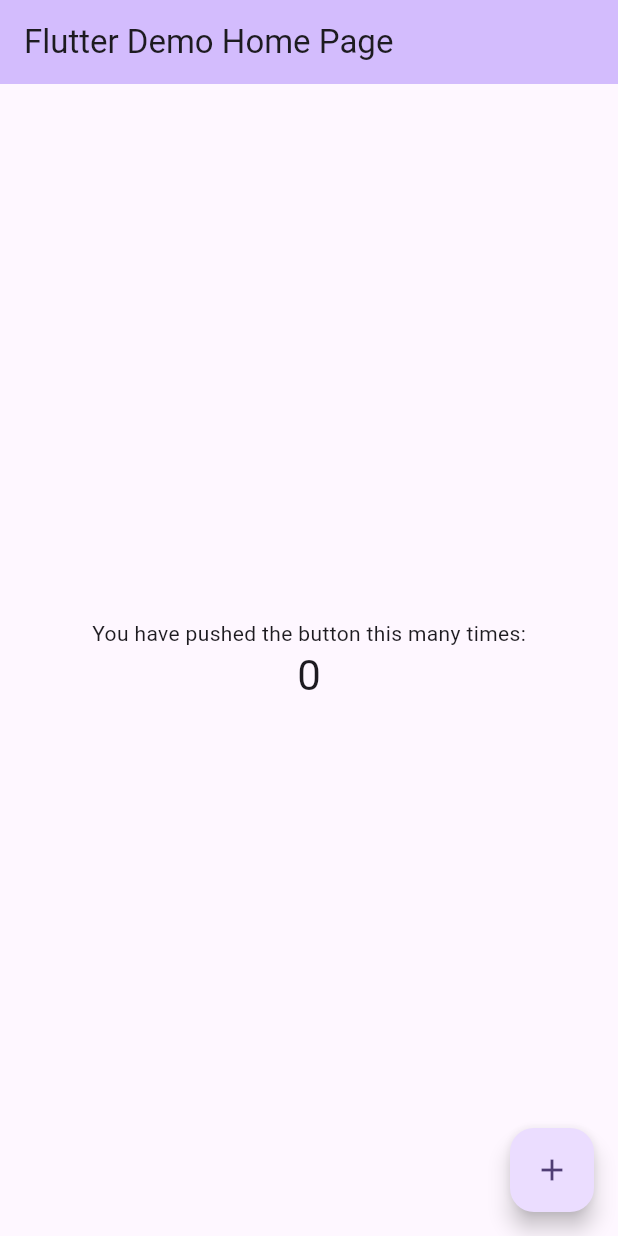
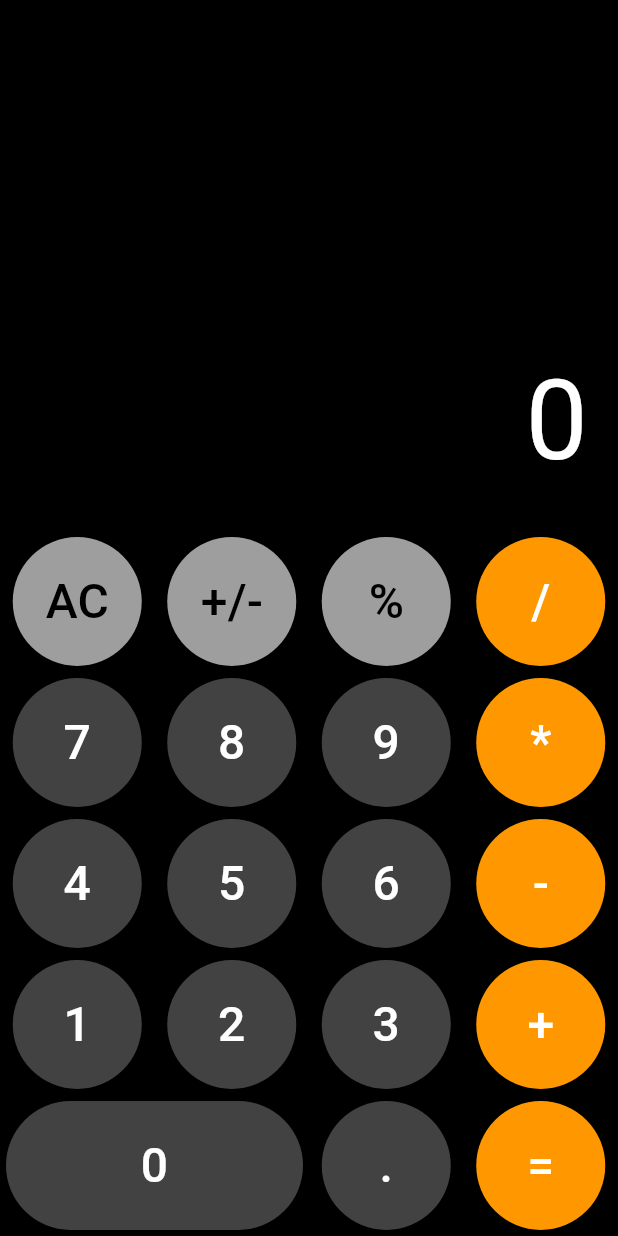
Before and after one commit to ddubrovskaya/calculator_flutter, a Flutter app: the screen it shows after launch, on a phone screen of 412 x 824 dp. Run offline on Flutter 3.47's test engine with Material 3 defaults, Android fonts, the light colour scheme and no system bars; our stand-ins replace flutter_bloc.

Commit message:
Created calculator: bloc

```diff
--- /dev/null
+++ b/lib/bloc/calculator_bloc.dart
@@ -0,0 +1,89 @@
+import 'package:flutter_bloc/flutter_bloc.dart';
+import 'calculator_event.dart';
+import 'calculator_state.dart';
+
+class CalculatorBloc extends Bloc<CalculatorEvent, CalculatorState> {
+  String _currentInput = '';
+  String _operator = '';
+  double _firstOperand = 0.0;
+  bool _isResultDisplayed = false;
+
+  CalculatorBloc() : super(CalculatorInitial('0')) {
+    on<NumberPressed>((event, emit) {
+      if (_isResultDisplayed) {
+        _currentInput = event.number;
+        _isResultDisplayed = false;
+      } else {
+        _currentInput += event.number;
+      }
+      emit(CalculatorInitial(_currentInput));
+    });
+
+    on<OperatorPressed>((event, emit) {
+      _firstOperand = double.tryParse(_currentInput) ?? 0.0;
+      _operator = event.operator;
+      _currentInput = '';
+      _isResultDisplayed = false;
+    });
+
+    on<CalculateResult>((event, emit) {
+      double secondOperand = double.tryParse(_currentInput) ?? 0.0;
+      double result = 0.0;
+
+      switch (_operator) {
+        case '+':
+          result = _firstOperand + secondOperand;
+          break;
+        case '-':
+          result = _firstOperand - secondOperand;
+          break;
+        case '*':
+          result = _firstOperand * secondOperand;
+          break;
+        case '/':
+          result = _firstOperand / secondOperand;
+          break;
+      }
+
+      String resultString =
+          result.toStringAsFixed(result.truncateToDouble() == result ? 0 : 2);
+
+      emit(CalculatorResult(resultString));
+      _currentInput = resultString;
+      _isResultDisplayed = true;
+    });
+
+    on<Clear>((event, emit) {
+      _currentInput = '';
+      _operator = '';
+      _firstOperand = 0.0;
+      _isResultDisplayed = false;
+      emit(CalculatorInitial('0'));
+    });
+
+    on<PercentagePressed>((event, emit) {
+      double value = double.tryParse(_currentInput) ?? 0.0;
+      value /= 100;
+      _currentInput = value.toString();
+      emit(CalculatorInitial(_currentInput));
+    });
+
+    on<NegatePressed>((event, emit) {
+      if (_currentInput.isNotEmpty) {
+        if (_currentInput.startsWith('-')) {
+          _currentInput = _currentInput.substring(1);
+        } else {
+          _currentInput = '-$_currentInput';
+        }
+        emit(CalculatorInitial(_currentInput));
+      }
+    });
+
+    on<DecimalPressed>((event, emit) {
+      if (!_currentInput.contains('.')) {
+        _currentInput += '.';
+        emit(CalculatorInitial(_currentInput));
+      }
+    });
+  }
+}
--- /dev/null
+++ b/lib/bloc/calculator_event.dart
@@ -0,0 +1,23 @@
+abstract class CalculatorEvent {}
+
+class NumberPressed extends CalculatorEvent {
+  final String number;
+
+  NumberPressed(this.number);
+}
+
+class OperatorPressed extends CalculatorEvent {
+  final String operator;
+
+  OperatorPressed(this.operator);
+}
+
+class CalculateResult extends CalculatorEvent {}
+
+class Clear extends CalculatorEvent {}
+
+class PercentagePressed extends CalculatorEvent {}
+
+class NegatePressed extends CalculatorEvent {}
+
+class DecimalPressed extends CalculatorEvent {}
--- /dev/null
+++ b/lib/bloc/calculator_state.dart
@@ -0,0 +1,13 @@
+abstract class CalculatorState {}
+
+class CalculatorInitial extends CalculatorState {
+  final String display;
+
+  CalculatorInitial(this.display);
+}
+
+class CalculatorResult extends CalculatorState {
+  final String result;
+
+  CalculatorResult(this.result);
+}
--- a/lib/main.dart
+++ b/lib/main.dart
@@ -1,4 +1,8 @@
 import 'package:flutter/material.dart';
+import 'package:flutter_bloc/flutter_bloc.dart';
+import 'bloc/calculator_bloc.dart';
+import 'bloc/calculator_event.dart';
+import 'bloc/calculator_state.dart';
 
 void main() {
   runApp(const MyApp());
@@ -7,119 +11,252 @@
 class MyApp extends StatelessWidget {
   const MyApp({super.key});
 
-  // This widget is the root of your application.
   @override
   Widget build(BuildContext context) {
     return MaterialApp(
-      title: 'Flutter Demo',
-      theme: ThemeData(
-        // This is the theme of your application.
-        //
-        // TRY THIS: Try running your application with "flutter run". You'll see
-        // the application has a purple toolbar. Then, without quitting the app,
-        // try changing the seedColor in the colorScheme below to Colors.green
-        // and then invoke "hot reload" (save your changes or press the "hot
-        // reload" button in a Flutter-supported IDE, or press "r" if you used
-        // the command line to start the app).
-        //
-        // Notice that the counter didn't reset back to zero; the application
-        // state is not lost during the reload. To reset the state, use hot
-        // restart instead.
-        //
-        // This works for code too, not just values: Most code changes can be
-        // tested with just a hot reload.
-        colorScheme: ColorScheme.fromSeed(seedColor: Colors.deepPurple),
-        useMaterial3: true,
+      home: BlocProvider(
+        create: (context) => CalculatorBloc(),
+        child: const CalculatorScreen(),
       ),
-      home: const MyHomePage(title: 'Flutter Demo Home Page'),
     );
   }
 }
 
-class MyHomePage extends StatefulWidget {
-  const MyHomePage({super.key, required this.title});
-
-  // This widget is the home page of your application. It is stateful, meaning
-  // that it has a State object (defined below) that contains fields that affect
-  // how it looks.
-
-  // This class is the configuration for the state. It holds the values (in this
-  // case the title) provided by the parent (in this case the App widget) and
-  // used by the build method of the State. Fields in a Widget subclass are
-  // always marked "final".
-
-  final String title;
-
-  @override
-  State<MyHomePage> createState() => _MyHomePageState();
-}
-
-class _MyHomePageState extends State<MyHomePage> {
-  int _counter = 0;
-
-  void _incrementCounter() {
-    setState(() {
-      // This call to setState tells the Flutter framework that something has
-      // changed in this State, which causes it to rerun the build method below
-      // so that the display can reflect the updated values. If we changed
-      // _counter without calling setState(), then the build method would not be
-      // called again, and so nothing would appear to happen.
-      _counter++;
-    });
-  }
+class CalculatorScreen extends StatelessWidget {
+  const CalculatorScreen({super.key});
 
   @override
   Widget build(BuildContext context) {
-    // This method is rerun every time setState is called, for instance as done
-    // by the _incrementCounter method above.
-    //
-    // The Flutter framework has been optimized to make rerunning build methods
-    // fast, so that you can just rebuild anything that needs updating rather
-    // than having to individually change instances of widgets.
     return Scaffold(
-      appBar: AppBar(
-        // TRY THIS: Try changing the color here to a specific color (to
-        // Colors.amber, perhaps?) and trigger a hot reload to see the AppBar
-        // change color while the other colors stay the same.
-        backgroundColor: Theme.of(context).colorScheme.inversePrimary,
-        // Here we take the value from the MyHomePage object that was created by
-        // the App.build method, and use it to set our appbar title.
-        title: Text(widget.title),
+      backgroundColor: Colors.black,
+      body: Column(
+        mainAxisAlignment: MainAxisAlignment.end,
+        children: <Widget>[
+          BlocBuilder<CalculatorBloc, CalculatorState>(
+            builder: (context, state) {
+              String display = '0';
+              if (state is CalculatorInitial) {
+                display = state.display;
+              } else if (state is CalculatorResult) {
+                display = state.result;
+              }
+
+              String clearButtonLabel = display == '0' ? 'AC' : 'C';
+              return Column(
+                children: [
+                  Container(
+                    padding: const EdgeInsets.all(20),
+                    alignment: Alignment.centerRight,
+                    child: Text(
+                      display,
+                      style: const TextStyle(fontSize: 74, color: Colors.white),
+                    ),
+                  ),
+                  //   },
+                  // ),
+                  Row(
+                    children: <Widget>[
+                      Expanded(
+                        child: Padding(
+                          padding: const EdgeInsets.all(4.0),
+                          child: _buildButton(context, clearButtonLabel),
+                        ),
+                      ),
+                      Expanded(
+                        child: Padding(
+                          padding: const EdgeInsets.all(4.0),
+                          child: _buildButton(context, '+/-'),
+                        ),
+                      ),
+                      Expanded(
+                        child: Padding(
+                          padding: const EdgeInsets.all(4.0),
+                          child: _buildButton(context, '%'),
+                        ),
+                      ),
+                      Expanded(
+                        child: Padding(
+                          padding: const EdgeInsets.all(4.0),
+                          child: _buildButton(context, '/'),
+                        ),
+                      ),
+                    ],
+                  ),
+                  Row(
+                    children: <Widget>[
+                      Expanded(
+                        child: Padding(
+                          padding: const EdgeInsets.all(4.0),
+                          child: _buildButton(context, '7'),
+                        ),
+                      ),
+                      Expanded(
+                        child: Padding(
+                          padding: const EdgeInsets.all(4.0),
+                          child: _buildButton(context, '8'),
+                        ),
+                      ),
+                      Expanded(
+                        child: Padding(
+                          padding: const EdgeInsets.all(4.0),
+                          child: _buildButton(context, '9'),
+                        ),
+                      ),
+                      Expanded(
+                        child: Padding(
+                          padding: const EdgeInsets.all(4.0),
+                          child: _buildButton(context, '*'),
+                        ),
+                      ),
+                    ],
+                  ),
+                  Row(
+                    children: <Widget>[
+                      Expanded(
+                        child: Padding(
+                          padding: const EdgeInsets.all(4.0),
+                          child: _buildButton(context, '4'),
+                        ),
+                      ),
+                      Expanded(
+                        child: Padding(
+                          padding: const EdgeInsets.all(4.0),
+                          child: _buildButton(context, '5'),
+                        ),
+                      ),
+                      Expanded(
+                        child: Padding(
+                          padding: const EdgeInsets.all(4.0),
+                          child: _buildButton(context, '6'),
+                        ),
+                      ),
+                      Expanded(
+                        child: Padding(
+                          padding: const EdgeInsets.all(4.0),
+                          child: _buildButton(context, '-'),
+                        ),
+                      ),
+                    ],
+                  ),
+                  Row(
+                    children: <Widget>[
+                      Expanded(
+                        child: Padding(
+                          padding: const EdgeInsets.all(4.0),
+                          child: _buildButton(context, '1'),
+                        ),
+                      ),
+                      Expanded(
+                        child: Padding(
+                          padding: const EdgeInsets.all(4.0),
+                          child: _buildButton(context, '2'),
+                        ),
+                      ),
+                      Expanded(
+                        child: Padding(
+                          padding: const EdgeInsets.all(4.0),
+                          child: _buildButton(context, '3'),
+                        ),
+                      ),
+                      Expanded(
+                        child: Padding(
+                          padding: const EdgeInsets.all(4.0),
+                          child: _buildButton(context, '+'),
+                        ),
+                      ),
+                    ],
+                  ),
+                  Row(
+                    children: <Widget>[
+                      Expanded(
+                        flex: 2,
+                        child: Padding(
+                          padding: const EdgeInsets.all(4.0),
+                          child: _buildButton(context, '0'),
+                        ),
+                      ),
+                      Expanded(
+                        flex: 1,
+                        child: Padding(
+                          padding: const EdgeInsets.all(4.0),
+                          child: _buildButton(context, '.'),
+                        ),
+                      ),
+                      Expanded(
+                        flex: 1,
+                        child: Padding(
+                          padding: const EdgeInsets.all(4.0),
+                          child: _buildButton(context, '='),
+                        ),
+                      ),
+                    ],
+                  ),
+                ],
+              );
+            },
+          ),
+        ],
       ),
-      body: Center(
-        // Center is a layout widget. It takes a single child and positions it
-        // in the middle of the parent.
-        child: Column(
-          // Column is also a layout widget. It takes a list of children and
-          // arranges them vertically. By default, it sizes itself to fit its
-          // children horizontally, and tries to be as tall as its parent.
-          //
-          // Column has various properties to control how it sizes itself and
-          // how it positions its children. Here we use mainAxisAlignment to
-          // center the children vertically; the main axis here is the vertical
-          // axis because Columns are vertical (the cross axis would be
-          // horizontal).
-          //
-          // TRY THIS: Invoke "debug painting" (choose the "Toggle Debug Paint"
-          // action in the IDE, or press "p" in the console), to see the
-          // wireframe for each widget.
-          mainAxisAlignment: MainAxisAlignment.center,
-          children: <Widget>[
-            const Text(
-              'You have pushed the button this many times:',
-            ),
-            Text(
-              '$_counter',
-              style: Theme.of(context).textTheme.headlineMedium,
-            ),
-          ],
-        ),
+    );
+  }
+
+  Widget _buildButton(BuildContext context, String label) {
+    final darkGrayColor = Colors.grey[800];
+    const grayColor = Colors.grey;
+    const orangeColor = Colors.orange;
+
+    Color buttonColor;
+    if ('7894561230.'.contains(label)) {
+      buttonColor = darkGrayColor!;
+    } else if (label == 'C' || label == 'AC' || label == '%') {
+      buttonColor = grayColor;
+    } else if (label == '+/-') {
+      buttonColor = grayColor;
+    } else if ('+-/*='.contains(label)) {
+      buttonColor = orangeColor;
+    } else {
+      buttonColor = Colors.white;
+    }
+
+    Color textColor;
+    if (label == 'C' || label == 'AC' || label == '+/-' || label == '%') {
+      textColor = Colors.black;
+    } else {
+      textColor = Colors.white;
+    }
+
+    return ElevatedButton(
+      onPressed: () {
+        final bloc = BlocProvider.of<CalculatorBloc>(context);
+        if (label == 'C') {
+          bloc.add(Clear());
+        } else if (label == '=') {
+          bloc.add(CalculateResult());
+        } else if ('+-*/'.contains(label)) {
+          bloc.add(OperatorPressed(label));
+        } else if (label == '%') {
+          bloc.add(PercentagePressed());
+        } else if (label == '+/-') {
+          bloc.add(NegatePressed());
+        } else if (label == '.') {
+          bloc.add(DecimalPressed());
+        } else {
+          bloc.add(NumberPressed(label));
+        }
+      },
+      style: ElevatedButton.styleFrom(
+        backgroundColor: buttonColor,
+        shape: label == '0'
+            ? RoundedRectangleBorder(
+                borderRadius: BorderRadius.circular(50.0),
+              )
+            : const CircleBorder(),
+        padding: const EdgeInsets.all(20),
       ),
-      floatingActionButton: FloatingActionButton(
-        onPressed: _incrementCounter,
-        tooltip: 'Increment',
-        child: const Icon(Icons.add),
-      ), // This trailing comma makes auto-formatting nicer for build methods.
+      child: Text(
+        label,
+        style: TextStyle(fontSize: 32, color: textColor),
+      ),
     );
   }
 }
--- a/pubspec.yaml
+++ b/pubspec.yaml
@@ -35,6 +35,7 @@ dependencies:
   # The following adds the Cupertino Icons font to your application.
   # Use with the CupertinoIcons class for iOS style icons.
   cupertino_icons: ^1.0.8
+  flutter_bloc: ^8.0.0
 
 dev_dependencies:
   flutter_test:
```
Also changed, not shown: pubspec.lock.
